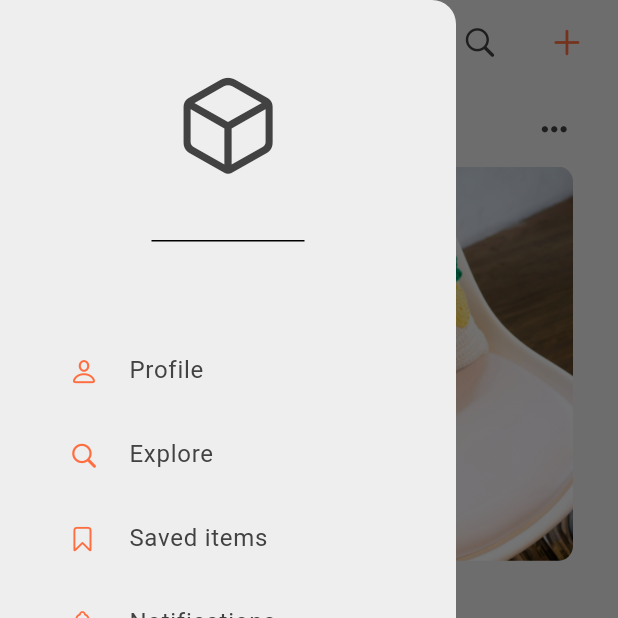
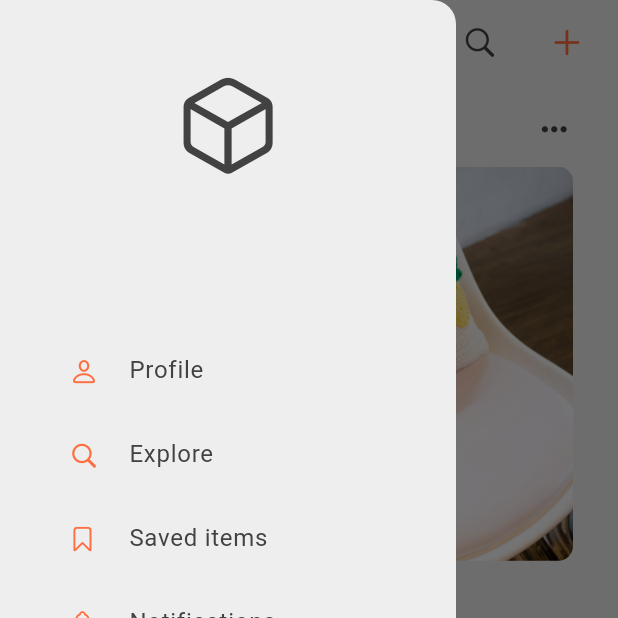
Before and after one commit to CMariuss/craft_box, a Flutter app: the DesktopHomePage screen opened directly, with the side drawer open, on a phone screen of 412 x 824 dp, the top half of it. Run offline on Flutter 3.47's test engine with Material 3 defaults, Android fonts, the phone set to English and light mode, and no system bars; our stand-ins replace firebase_auth, firebase_core, flutter_bloc; accounts and stored records are empty; generated files the repository leaves out were written again.

Commit message:
Make Drawer divider transparent.

```diff
--- a/lib/components/custom_drawer.dart
+++ b/lib/components/custom_drawer.dart
@@ -15,11 +15,17 @@ class CustomDrawer extends StatelessWidget {
           Column(
             children: [
               // app logo
-              DrawerHeader(
-                child: Icon(
-                  CupertinoIcons.cube,
-                  size: 70,
-                  color: Theme.of(context).colorScheme.secondary,
+              Theme(
+                data: Theme.of(context).copyWith(
+                  dividerTheme:
+                      const DividerThemeData(color: Colors.transparent),
+                ),
+                child: DrawerHeader(
+                  child: Icon(
+                    CupertinoIcons.cube,
+                    size: 70,
+                    color: Theme.of(context).colorScheme.secondary,
+                  ),
                 ),
               ),
               const SizedBox(height: 50),
```
